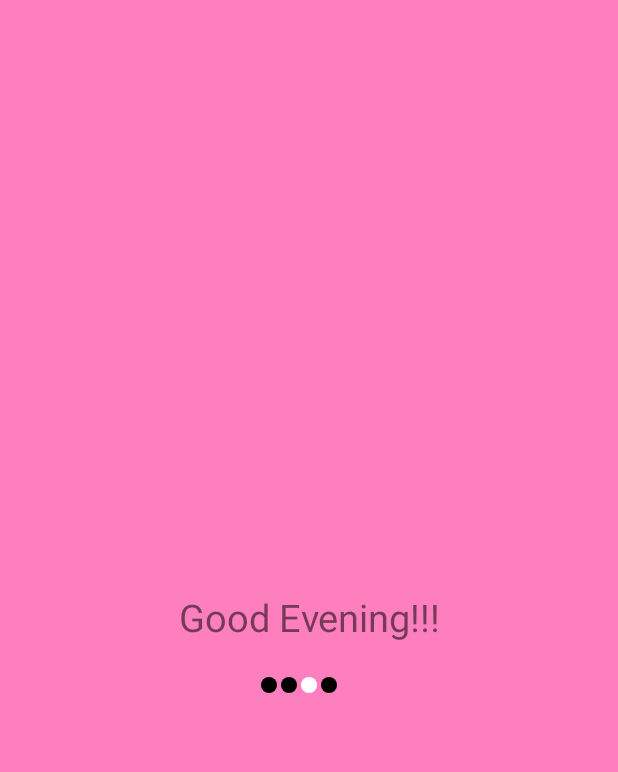
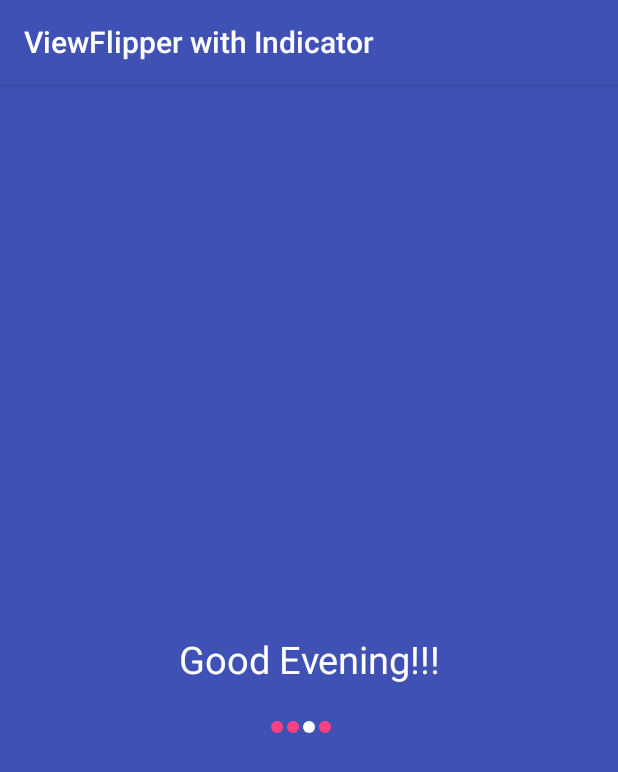
Before and after one commit to rabyunghwa/Android-ViewFlipper-wth-Position-Indicator, an Android app: the screen it shows after launch (MyActivity), on a phone screen of 412 x 824 dp. Shown: the top 772 px of the screen. Run offline under Robolectric (Android 15) with nearby library versions, the phone set to English and light mode, and no system bars.

Commit message:
Modified some code. View flipper stops flipping on left or right swipe and then restarts after 3 seconds.

```diff
--- a/app/src/main/java/com/byunghwa/demo/viewflipperwithindicator/MyActivity.java
+++ b/app/src/main/java/com/byunghwa/demo/viewflipperwithindicator/MyActivity.java
@@ -4,8 +4,9 @@ package com.byunghwa.demo.viewflipperwithindicator;
  * Created by ByungHwa on 8/19/2014.
  */
 
-import android.app.Activity;
 import android.os.Bundle;
+import android.os.Handler;
+import android.support.v7.app.AppCompatActivity;
 import android.view.GestureDetector;
 import android.view.MotionEvent;
 import android.view.animation.Animation;
@@ -13,35 +14,47 @@ import android.view.animation.AnimationUtils;
 import android.widget.ViewFlipper;
 
 
-public class MyActivity extends Activity implements GestureDetector.OnGestureListener {
+public class MyActivity extends AppCompatActivity implements GestureDetector.OnGestureListener {
 
-    ViewFlipper flipper;
+    private ViewFlipper flipper;
+    private Animation lInAnim;
+    private Animation lOutAnim;
+
     private GestureDetector detector = null;
+
+    private Handler myHandler = new Handler();
+
+    private Runnable flipController = new Runnable() {
+        @Override
+        public void run() {
+            flipper.setInAnimation(lInAnim);
+            flipper.setOutAnimation(lOutAnim);
+            flipper.showNext();
+            flipper.startFlipping();
+        }
+    };
 
     @Override
     protected void onCreate(Bundle savedInstanceState) {
         super.onCreate(savedInstanceState);
         setContentView(R.layout.activity_my);
 
-        Animation lInAnim = AnimationUtils.loadAnimation(this, R.anim.push_left_in);
-        Animation lOutAnim = AnimationUtils.loadAnimation(this, R.anim.push_left_out);
+        lInAnim = AnimationUtils.loadAnimation(this, R.anim.push_left_in);
+        lOutAnim = AnimationUtils.loadAnimation(this, R.anim.push_left_out);
 
         flipper = (ViewFlipper) findViewById(R.id.viewFlipper);
         flipper.setInAnimation(lInAnim);
         flipper.setOutAnimation(lOutAnim);
         flipper.setAutoStart(true);
         flipper.setFlipInterval(3000);
-        if(flipper.isAutoStart()&&flipper.isFlipping()){
-            flipper.startFlipping();
-        }
+        flipper.startFlipping();
+
         detector = new GestureDetector(this, this);
 
     }
 
     @Override
     public boolean onTouchEvent(MotionEvent event) {
-        //flipper.stopFlipping();
-        //flipper.setAutoStart(true);
         return detector.onTouchEvent(event);
     }
 
@@ -76,22 +89,26 @@ public class MyActivity extends Activity implements GestureDetector.OnGestureLis
         // you can change this value
         float sensitivity = 50;
 
-        // TODO Auto-generated method stub
-        if((e1.getX() - e2.getX()) > sensitivity){
-            Animation lInAnim = AnimationUtils.loadAnimation(this, R.anim.push_left_in);
-            Animation lOutAnim = AnimationUtils.loadAnimation(this, R.anim.push_left_out);
-            flipper.setInAnimation(lInAnim);
-            flipper.setOutAnimation(lOutAnim);
+        if ((e1.getX() - e2.getX()) > sensitivity) {
+
             flipper.showNext();
-            flipper.setAutoStart(true);
+
+            flipper.stopFlipping();
+
+            myHandler.postDelayed(flipController, 3000);
+
             return true;
-        }else if((e2.getX() - e1.getX()) > sensitivity){
+        } else if ((e2.getX() - e1.getX()) > sensitivity) {
             Animation rInAnim = AnimationUtils.loadAnimation(this, R.anim.push_right_in);
             Animation rOutAnim = AnimationUtils.loadAnimation(this, R.anim.push_right_out);
             flipper.setInAnimation(rInAnim);
             flipper.setOutAnimation(rOutAnim);
             flipper.showPrevious();
-            flipper.setAutoStart(true);
+
+            flipper.stopFlipping();
+
+            myHandler.postDelayed(flipController, 3000);
+
             return true;
         }
 
--- a/app/src/main/java/com/byunghwa/demo/viewflipperwithindicator/ViewFlipperIndicator.java
+++ b/app/src/main/java/com/byunghwa/demo/viewflipperwithindicator/ViewFlipperIndicator.java
@@ -6,7 +6,6 @@ package com.byunghwa.demo.viewflipperwithindicator;
 
 import android.content.Context;
 import android.graphics.Canvas;
-import android.graphics.Color;
 import android.graphics.Paint;
 import android.util.AttributeSet;
 import android.widget.ViewFlipper;
@@ -14,11 +13,12 @@ import android.widget.ViewFlipper;
 
 public class ViewFlipperIndicator extends ViewFlipper {
 
-    Paint paint = new Paint();
+    private Paint paint = new Paint();
+    private Context mContext;
 
-    public ViewFlipperIndicator(Context context, AttributeSet attrs)
-    {
+    public ViewFlipperIndicator(Context context, AttributeSet attrs) {
         super(context, attrs);
+        mContext = context;
     }
 
     @Override
@@ -27,7 +27,7 @@ public class ViewFlipperIndicator extends ViewFlipper {
         int width = getWidth();
 
         float margin = 2;
-        float radius = 8;
+        float radius = 6;
         float cx = width / 2 - ((radius + margin) * 2 * getChildCount() / 2);
         float cy = getHeight() - 15;
 
@@ -35,11 +35,10 @@ public class ViewFlipperIndicator extends ViewFlipper {
 
         for (int i = 0; i < getChildCount(); i++) {
             if (i == getDisplayedChild()) {
-                paint.setColor(Color.WHITE);
+                paint.setColor(mContext.getResources().getColor(android.R.color.white));
                 canvas.drawCircle(cx, cy, radius, paint);
-
             } else {
-                paint.setColor(Color.BLACK);
+                paint.setColor(mContext.getResources().getColor(R.color.pink_a200));
                 canvas.drawCircle(cx, cy, radius, paint);
             }
             cx += 2 * (radius + margin);
--- a/app/src/main/res/layout/activity_my.xml
+++ b/app/src/main/res/layout/activity_my.xml
@@ -2,65 +2,66 @@
     xmlns:tools="http://schemas.android.com/tools"
     android:layout_width="match_parent"
     android:layout_height="match_parent"
-    android:background="@color/pink"
+    android:background="@color/indigo_500"
+    android:paddingBottom="@dimen/activity_vertical_margin"
     android:paddingLeft="@dimen/activity_horizontal_margin"
     android:paddingRight="@dimen/activity_horizontal_margin"
     android:paddingTop="@dimen/activity_vertical_margin"
-    android:paddingBottom="@dimen/activity_vertical_margin"
     tools:context=".MyActivity">
 
     <com.byunghwa.demo.viewflipperwithindicator.ViewFlipperIndicator
+        android:id="@+id/viewFlipper"
         android:layout_width="match_parent"
         android:layout_height="110dp"
-        android:id="@+id/viewFlipper"
-        android:layout_gravity="center"
+        android:layout_alignParentLeft="true"
+        android:layout_alignParentStart="true"
         android:layout_centerVertical="true"
-        android:layout_alignParentLeft="true"
-        android:layout_alignParentStart="true">
+        android:layout_gravity="center">
+
+        <!-- view flipper child views can be replaced with image views... -->
+        <TextView
+            android:id="@+id/textView1"
+            android:layout_width="wrap_content"
+            android:layout_height="wrap_content"
+            android:layout_centerHorizontal="true"
+            android:layout_centerVertical="true"
+            android:layout_gravity="center"
+            android:gravity="center"
+            android:text="@string/view_flipper_text1"
+            android:textSize="25sp" />
 
         <TextView
+            android:id="@+id/textView2"
             android:layout_width="wrap_content"
             android:layout_height="wrap_content"
-            android:text="@string/view_flipper_text1"
+            android:layout_centerHorizontal="true"
+            android:layout_centerVertical="true"
+            android:layout_gravity="center"
             android:gravity="center"
-            android:textSize="25sp"
-            android:id="@+id/textView1"
-            android:layout_gravity="center"
-            android:layout_centerVertical="true"
-            android:layout_centerHorizontal="true" />
+            android:text="@string/view_flipper_text2"
+            android:textSize="25sp" />
 
         <TextView
+            android:id="@+id/textView3"
             android:layout_width="wrap_content"
             android:layout_height="wrap_content"
-            android:text="@string/view_flipper_text2"
+            android:layout_centerHorizontal="true"
+            android:layout_centerVertical="true"
+            android:layout_gravity="center"
             android:gravity="center"
-            android:textSize="25sp"
-            android:id="@+id/textView2"
-            android:layout_gravity="center"
-            android:layout_centerVertical="true"
-            android:layout_centerHorizontal="true"/>
+            android:text="@string/view_flipper_text3"
+            android:textSize="25sp" />
 
         <TextView
+            android:id="@+id/textView4"
             android:layout_width="wrap_content"
             android:layout_height="wrap_content"
-            android:text="@string/view_flipper_text3"
+            android:layout_alignLeft="@+id/textView1"
+            android:layout_alignStart="@+id/textView1"
+            android:layout_gravity="center"
             android:gravity="center"
-            android:textSize="25sp"
-            android:id="@+id/textView3"
-            android:layout_gravity="center"
-            android:layout_centerVertical="true"
-            android:layout_centerHorizontal="true"/>
-
-        <TextView
-            android:layout_width="wrap_content"
-            android:layout_height="wrap_content"
             android:text="@string/view_flipper_text4"
-            android:id="@+id/textView4"
-            android:textSize="25sp"
-            android:gravity="center"
-            android:layout_gravity="center"
-            android:layout_alignLeft="@+id/textView1"
-            android:layout_alignStart="@+id/textView1" />
+            android:textSize="25sp" />
 
     </com.byunghwa.demo.viewflipperwithindicator.ViewFlipperIndicator>
 
--- a/app/src/main/res/values/colors.xml
+++ b/app/src/main/res/values/colors.xml
@@ -1,4 +1,6 @@
 <?xml version="1.0" encoding="utf-8"?>
 <resources>
-    <color name="pink">#D8FF69B4</color>
+    <color name="indigo_500">#3F51B5</color>
+    <color name="indigo_700">#303F9F</color>
+    <color name="pink_a200">#FF4081</color>
 </resources>
--- a/app/src/main/res/values/strings.xml
+++ b/app/src/main/res/values/strings.xml
@@ -1,11 +1,10 @@
 <?xml version="1.0" encoding="utf-8"?>
 <resources>
 
-    <string name="app_name">ViewFlipperWithIndicator</string>
+    <string name="app_name">ViewFlipper with Indicator</string>
     <string name="view_flipper_text1">Good Morning!!!</string>
     <string name="view_flipper_text2">Good Afternoon!!!</string>
     <string name="view_flipper_text3">Good Evening!!!</string>
     <string name="view_flipper_text4">Good Night!!!</string>
 
-
 </resources>
--- a/app/src/main/res/values/styles.xml
+++ b/app/src/main/res/values/styles.xml
@@ -3,6 +3,10 @@
     <!-- Base application theme. -->
     <style name="AppTheme" parent="Theme.AppCompat.Light.DarkActionBar">
         <!-- Customize your theme here. -->
+        <item name="colorPrimary">@color/indigo_500</item>
+        <item name="colorPrimaryDark">@color/indigo_700</item>
+        <item name="android:textColorPrimary">@android:color/white</item>
+        <item name="android:textColor">@android:color/white</item>
     </style>
 
 </resources>
```
